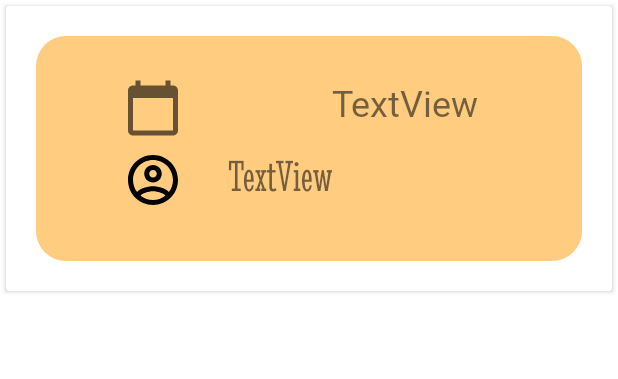
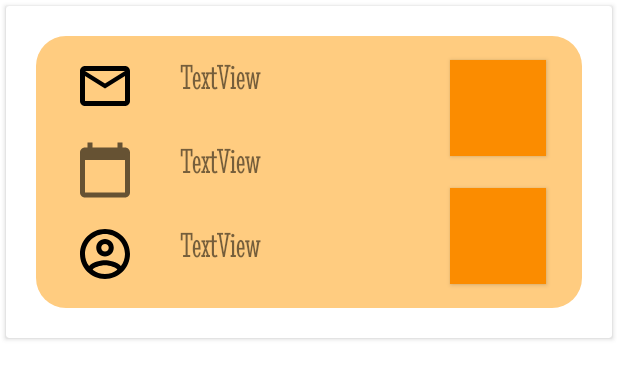
Before and after one commit to kamilDawidowski/RentaHome_MD, an Android app: the layout fragment_list_item_reservation.xml on its own in the app's theme, with its tools: preview values and no code run, on a phone screen of 412 x 824 dp. Shown: the top 379 px of the screen. Run offline under Robolectric (Android 15) with nearby library versions, the phone set to English and light mode, and no system bars.

Commit message:
Work on reservation, logout and image upload.

```diff
--- a/app/src/main/AndroidManifest.xml
+++ b/app/src/main/AndroidManifest.xml
@@ -29,7 +29,8 @@
         android:roundIcon="@mipmap/ic_launcher_round"
         android:supportsRtl="true"
         android:theme="@style/Theme.RentHome"
-        android:usesCleartextTraffic="true">
+        android:usesCleartextTraffic="true"
+        android:requestLegacyExternalStorage="true">
 
         <!--
              The API key for Google Maps-based APIs is defined as a string resource.
@@ -42,6 +43,9 @@
         <meta-data
             android:name="com.google.android.geo.API_KEY"
             android:value="@string/google_maps_key" /> <!-- MAPA -->
+        <meta-data
+            android:name="com.google.firebase.messaging.default_notification_channel_id"
+            android:value="@string/default_notification_channel_id" />
         <meta-data
             android:name="com.google.firebase.messaging.default_notification_channel_id"
             android:value="@string/default_notification_channel_id" />
--- a/app/src/main/java/wat/mobilne/renthome/MainViewModel.kt
+++ b/app/src/main/java/wat/mobilne/renthome/MainViewModel.kt
@@ -70,9 +70,9 @@ class MainViewModel(private val repository: Repository): ViewModel() {
     }
 
     val uploadImageResponse: MutableLiveData<Response<ResponseBody>> = MutableLiveData()
-    fun uploadImage(image: MultipartBody, contentType: String) {
+    fun uploadImage(image: MultipartBody.Part) {
         viewModelScope.launch {
-            val response = repository.uploadImage(image, contentType)
+            val response = repository.uploadImage(image)
             uploadImageResponse.value = response
         }
     }
--- a/app/src/main/java/wat/mobilne/renthome/fragments/management/RegiserFragment.kt
+++ b/app/src/main/java/wat/mobilne/renthome/fragments/management/RegiserFragment.kt
@@ -12,7 +12,6 @@ import kotlinx.android.synthetic.main.fragment_regiser.*
 import kotlinx.android.synthetic.main.fragment_regiser.inputPassword
 import wat.mobilne.renthome.MainActivity
 import wat.mobilne.renthome.R
-import wat.mobilne.renthome.fragments.offer.ExploreFragmentDirections
 
 
 class RegiserFragment : Fragment() {
@@ -27,7 +26,7 @@ class RegiserFragment : Fragment() {
 
     override fun onViewCreated(view: View, savedInstanceState: Bundle?) {
         observeRegister()
-        (activity as MainActivity).hideBootomMenu()
+        (activity as MainActivity).hideBottomMenu()
 
         button_Register.setOnClickListener {
             onRegisterButtonClick()
--- a/app/src/main/java/wat/mobilne/renthome/repository/Repository.kt
+++ b/app/src/main/java/wat/mobilne/renthome/repository/Repository.kt
@@ -38,7 +38,7 @@ class Repository {
         return RetrofitInstance.api.createOffer(offer)
     }
 
-    suspend fun uploadImage(image: MultipartBody, contentType: String): Response<ResponseBody> {
-        return RetrofitInstance.api.uploadImage(image, contentType)
+    suspend fun uploadImage(image: MultipartBody.Part): Response<ResponseBody> {
+        return RetrofitInstance.api.uploadImage(image)
     }
 }
--- a/app/src/main/java/wat/mobilne/renthome/repository/UserRepository.kt
+++ b/app/src/main/java/wat/mobilne/renthome/repository/UserRepository.kt
@@ -1,5 +1,7 @@
 package wat.mobilne.renthome.repository
 
+import okhttp3.MultipartBody
+import okhttp3.ResponseBody
 import retrofit2.Response
 import wat.mobilne.renthome.api.RetrofitInstance
 import wat.mobilne.renthome.models.User
@@ -17,4 +19,8 @@ class UserRepository {
     suspend fun updateUser(username: String, name:String, surname:String, email: String): Response<User> {
         return  RetrofitInstance.api.updateUser(username, name, surname, email)
     }
+
+    suspend fun uploadImage(image: MultipartBody.Part): Response<ResponseBody> {
+        return RetrofitInstance.api.uploadImage(image)
+    }
 }
--- a/app/src/main/res/layout/fragment_list_item_reservation.xml
+++ b/app/src/main/res/layout/fragment_list_item_reservation.xml
@@ -11,39 +11,81 @@
 
     <androidx.constraintlayout.widget.ConstraintLayout
         android:layout_width="match_parent"
-        android:layout_height="150dp"
+        android:layout_height="181dp"
         android:layout_margin="20dp"
         android:background="@drawable/item_background">
+
+        <Button
+            android:id="@+id/btnAcceptReservation"
+            android:layout_width="64dp"
+            android:layout_height="64dp"
+            android:layout_marginEnd="24dp"
+            android:layout_marginBottom="16dp"
+            android:background="@color/primaryDarkColor"
+            app:layout_constraintBottom_toBottomOf="parent"
+            app:layout_constraintEnd_toEndOf="parent" />
+
+        <Button
+            android:id="@+id/btnRejectReservation"
+            android:layout_width="64dp"
+            android:layout_height="64dp"
+            android:layout_marginTop="16dp"
+            android:layout_marginEnd="24dp"
+            android:background="@color/primaryDarkColor"
+            app:layout_constraintEnd_toEndOf="parent"
+            app:layout_constraintTop_toTopOf="parent" />
 
         <ImageView
             android:id="@+id/imageView12"
             android:layout_width="60dp"
             android:layout_height="40dp"
-            android:layout_marginStart="48dp"
-            android:layout_marginTop="28dp"
+            android:layout_marginBottom="16dp"
             android:src="@drawable/ic_calender"
-            app:layout_constraintStart_toStartOf="parent"
-            app:layout_constraintTop_toTopOf="parent" />
+            app:layout_constraintBottom_toTopOf="@+id/imageView13"
+            app:layout_constraintEnd_toEndOf="@+id/imageView13"
+            app:layout_constraintStart_toStartOf="@+id/imageView13" />
 
         <ImageView
             android:id="@+id/imageView13"
             android:layout_width="60dp"
             android:layout_height="40dp"
-            android:layout_marginTop="8dp"
+            android:layout_marginStart="16dp"
+            android:layout_marginBottom="16dp"
             android:src="@drawable/ic_profile"
-            app:layout_constraintStart_toStartOf="@+id/imageView12"
-            app:layout_constraintTop_toBottomOf="@+id/imageView12" />
+            app:layout_constraintBottom_toBottomOf="parent"
+            app:layout_constraintStart_toStartOf="parent" />
+
+        <ImageView
+            android:id="@+id/imgOfferInReservation"
+            android:layout_width="60dp"
+            android:layout_height="40dp"
+            android:layout_marginBottom="16dp"
+            android:src="@drawable/ic_message"
+            app:layout_constraintBottom_toTopOf="@+id/imageView12"
+            app:layout_constraintEnd_toEndOf="@+id/imageView12"
+            app:layout_constraintStart_toStartOf="@+id/imageView12" />
+
+        <TextView
+            android:id="@+id/tOfferDataInReservation"
+            android:layout_width="wrap_content"
+            android:layout_height="40dp"
+            android:layout_marginStart="20dp"
+            android:fontFamily="@font/font_1"
+            android:text="TextView"
+            android:textSize="24sp"
+            app:layout_constraintBottom_toBottomOf="@+id/imgOfferInReservation"
+            app:layout_constraintStart_toEndOf="@+id/imgOfferInReservation"
+            app:layout_constraintTop_toTopOf="@+id/imgOfferInReservation" />
 
         <TextView
             android:id="@+id/tReservatioData"
             android:layout_width="wrap_content"
             android:layout_height="40dp"
             android:layout_marginStart="20dp"
-            android:fontFamily="@font/font_3"
+            android:fontFamily="@font/font_1"
             android:text="TextView"
             android:textSize="24sp"
             app:layout_constraintBottom_toBottomOf="@+id/imageView12"
-            app:layout_constraintEnd_toEndOf="parent"
             app:layout_constraintStart_toEndOf="@+id/imageView12"
             app:layout_constraintTop_toTopOf="@+id/imageView12" />
 
@@ -52,9 +94,9 @@
             android:layout_width="wrap_content"
             android:layout_height="40dp"
             android:layout_marginStart="20dp"
+            android:fontFamily="@font/font_1"
             android:text="TextView"
-            android:fontFamily="@font/font_1"
-            android:textSize="30sp"
+            android:textSize="24sp"
             app:layout_constraintBottom_toBottomOf="@+id/imageView13"
             app:layout_constraintStart_toEndOf="@+id/imageView13"
             app:layout_constraintTop_toTopOf="@+id/imageView13"
--- a/app/src/main/res/values/themes.xml
+++ b/app/src/main/res/values/themes.xml
@@ -5,8 +5,8 @@
         <item name="android:windowNoTitle">true</item>
         <item name="android:windowActionBar">false</item>
         <item name="android:windowFullscreen">true</item>
-        <item name="colorPrimary">@color/primaryLightColor</item>
-        <item name="colorPrimaryVariant">@color/primaryLigtColor2</item>
+        <item name="colorPrimary">#FB8C00</item>
+        <item name="colorPrimaryVariant">#F06292</item>
         <!--        <item name="colorOnPrimary">@color/white</item>-->
         <!-- Secondary brand color. -->
         <item name="colorSecondary">@color/secondaryLightColor</item>
```
Also changed, not shown: app/src/main/java/wat/mobilne/renthome/MainActivity.kt (+4 -3 lines), app/src/main/java/wat/mobilne/renthome/adapter/AdapterReservation.kt (+6 -6 lines), app/src/main/java/wat/mobilne/renthome/api/BasicApi.kt (+7 -1 lines), app/src/main/java/wat/mobilne/renthome/fragments/management/LoginFragment.kt (+2 -9 lines), app/src/main/java/wat/mobilne/renthome/fragments/management/ProfileFragment.kt (+39 -30 lines), app/src/main/java/wat/mobilne/renthome/fragments/reservation/ReservationFragment.kt (+15 -13 lines), app/src/main/java/wat/mobilne/renthome/repository/ReservationRepository.kt (+4 -4 lines), app/src/main/java/wat/mobilne/renthome/viewmodel/ReservationViewModel.kt (+7 -0 lines), app/src/main/java/wat/mobilne/renthome/viewmodel/UserViewModel.kt (+10 -0 lines).
